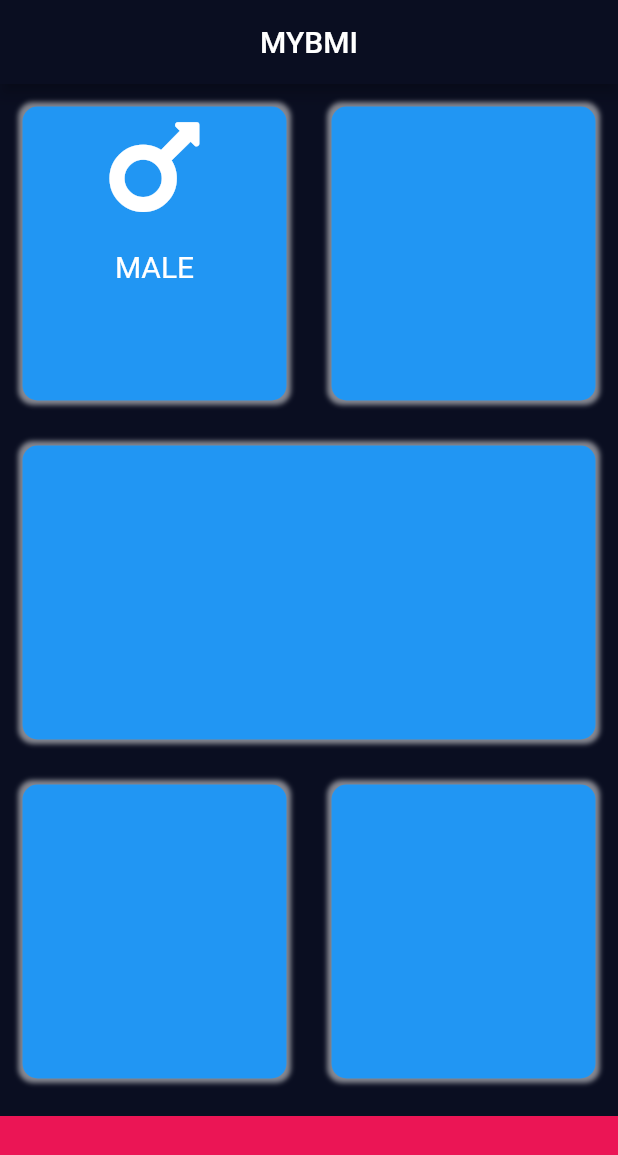
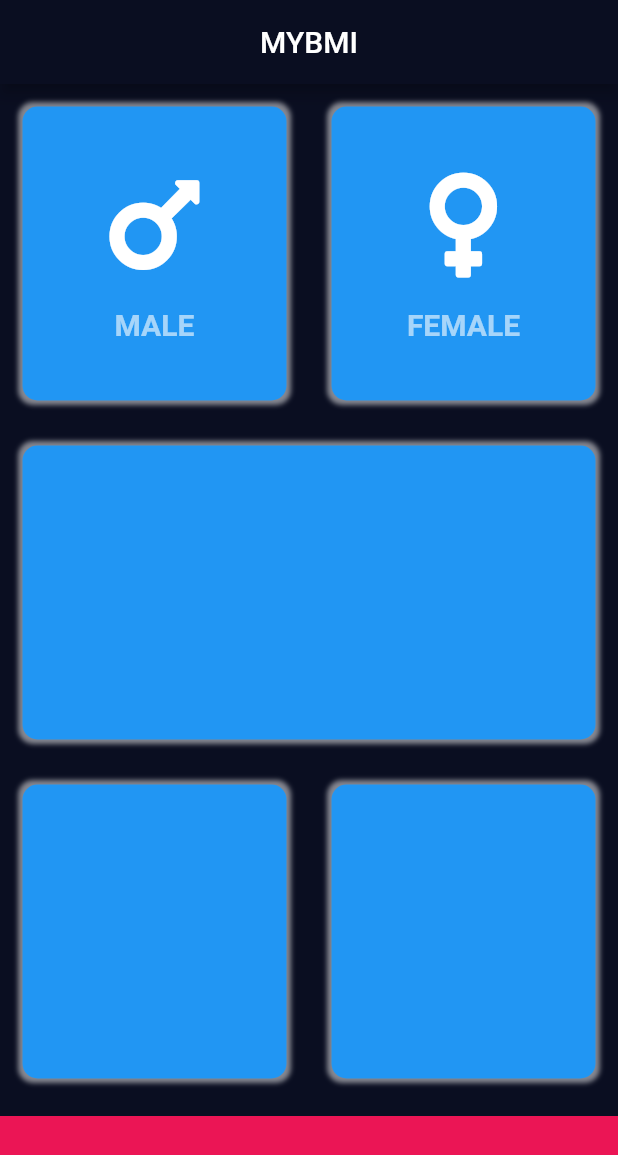
Before and after one commit to RedeemerNtumy/bmiCalculatorApp, a Flutter app: the screen it shows after launch, on a phone screen of 412 x 824 dp. Shown: the top 1155 px of the screen. Run offline on Flutter 3.47's test engine with Material 2 defaults, Android fonts, the phone set to English and light mode, and no system bars; our stand-ins replace font_awesome_flutter.

Commit message:
Cleaned some code when I added the Male and Female Icons

```diff
--- a/lib/input_page.dart
+++ b/lib/input_page.dart
@@ -26,27 +26,17 @@ class _InputPageState extends State<InputPage> {
               children: [
                 Expanded(
                   child: BmiCard(
-                    cardChild: Column(
-                      children: [
-                        Icon(
-                          FontAwesomeIcons.mars,
-                          size: 80,
-                        ),
-                        SizedBox(
-                          height: 15,
-                        ),
-                        Text(
-                          "MALE",
-                          style: TextStyle(color: Colors.white,
-                          fontSize: 20),
-                        )
-                      ],
+                    cardChild: Gender(
+                      gender: FontAwesomeIcons.mars,
+                      genderText: "MALE",
                     ),
                     nativeColor: reusableCardNativeColor,
                   ),
                 ),
                 Expanded(
                   child: BmiCard(
+                    cardChild: Gender(
+                        gender: FontAwesomeIcons.venus, genderText: "FEMALE"),
                     nativeColor: reusableCardNativeColor,
                   ),
                 ),
@@ -86,6 +76,32 @@ class _InputPageState extends State<InputPage> {
   }
 }
 
+class Gender extends StatelessWidget {
+  Gender({required this.gender, required this.genderText});
+  final IconData gender;
+  final String genderText;
+  @override
+  Widget build(BuildContext context) {
+    return Column(
+      mainAxisAlignment: MainAxisAlignment.center,
+      children: [
+        Icon(
+          gender,
+          size: 80,
+        ),
+        SizedBox(
+          height: 15,
+        ),
+        Text(
+          genderText,
+          style: TextStyle(
+              color: Colors.white60, fontSize: 20, fontWeight: FontWeight.bold),
+        )
+      ],
+    );
+  }
+}
+
 class BmiCard extends StatelessWidget {
   BmiCard({required this.nativeColor, this.cardChild});
   final Color nativeColor;
```
